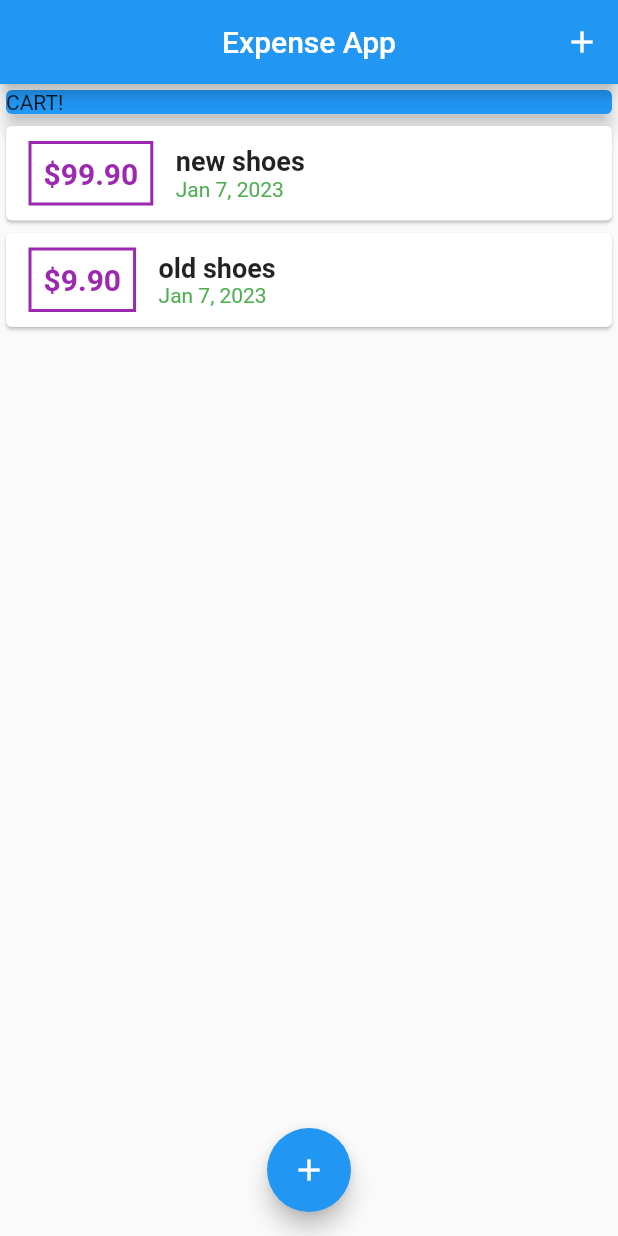
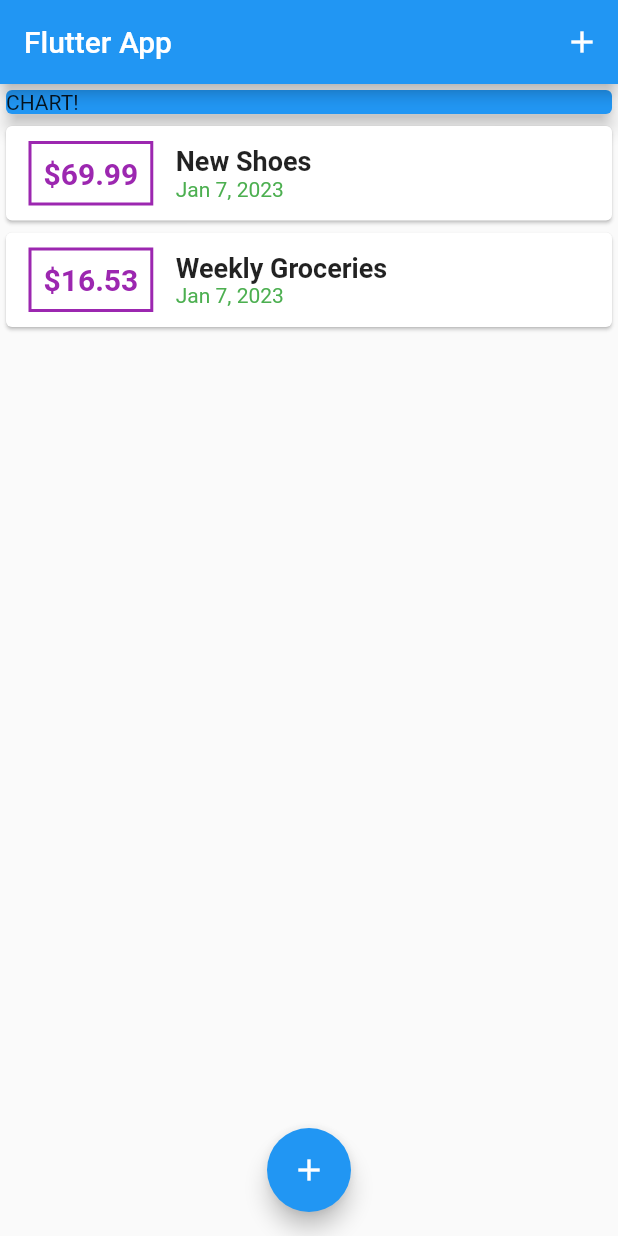
Before and after one commit to fatiq123/expense_app, a Flutter app: the screen it shows after launch, after a tap on the "add" icon, on a phone screen of 412 x 824 dp. Run offline on Flutter 3.47's test engine with Material 2 defaults, Android fonts, the phone set to English and light mode, and no system bars.

Commit message:
not working

```diff
--- a/lib/main.dart
+++ b/lib/main.dart
@@ -15,31 +15,19 @@ class MyApp extends StatefulWidget {
 }
 
 class _MyAppState extends State<MyApp> {
-  final List<Transcation> transcations = [];
-
-  // String? amountInput;
-  void _startAddNewTransaction(BuildContext context) {
-    showModalBottomSheet(
-      context: context,
-      builder: (context) {
-        return NewTransaction(_addNewTransaction);
-      },
-    );
-  }
-
   final List<Transcation> _userTransactions = [
     Transcation(
       id: 't1',
-      title: 'new shoes',
-      amount: 99.9,
+      title: 'New Shoes',
+      amount: 69.99,
       date: DateTime.now(),
     ),
     Transcation(
       id: 't2',
-      title: 'old shoes',
-      amount: 9.9,
+      title: 'Weekly Groceries',
+      amount: 16.53,
       date: DateTime.now(),
-    )
+    ),
   ];
 
   void _addNewTransaction(String txTitle, double txAmount) {
@@ -47,51 +35,61 @@ class _MyAppState extends State<MyApp> {
       title: txTitle,
       amount: txAmount,
       date: DateTime.now(),
-        id: DateTime.now().toString());
+      id: DateTime.now().toString(),
+    );
 
     setState(() {
       _userTransactions.add(newTx);
     });
   }
 
+  void _startAddNewTransaction(BuildContext ctx) {
+    showModalBottomSheet(
+      context: ctx,
+      builder: (_) {
+        return GestureDetector(
+          onTap: () {},
+          behavior: HitTestBehavior.opaque,
+          child: NewTransaction(_addNewTransaction),
+        );
+      },
+    );
+  }
+
   @override
   Widget build(BuildContext context) {
     return MaterialApp(
-      debugShowCheckedModeBanner: false,
       home: Scaffold(
         appBar: AppBar(
-          title: const Text('Expense App'),
-          centerTitle: true,
-          actions: [
+          title: const Text('Flutter App'),
+          actions: <Widget>[
             IconButton(
-              onPressed: (() {
-                _startAddNewTransaction(context);
-              }),
               icon: const Icon(Icons.add),
-            )
+              onPressed: () => _startAddNewTransaction(context),
+            ),
           ],
         ),
-        body: Column(
+        body: SingleChildScrollView(
+          child: Column(
             // mainAxisAlignment: MainAxisAlignment.start,
             crossAxisAlignment: CrossAxisAlignment.stretch,
-          children: [
+            children: <Widget>[
               Container(
                 width: double.infinity,
                 child: const Card(
                   color: Colors.blue,
-                elevation: 5.0,
-                child: Text('CART!'),
+                  elevation: 5,
+                  child: Text('CHART!'),
                 ),
               ),
               TransactionList(_userTransactions),
             ],
           ),
+        ),
         floatingActionButtonLocation: FloatingActionButtonLocation.centerFloat,
         floatingActionButton: FloatingActionButton(
-          onPressed: () {
-            _startAddNewTransaction(context);
-          },
           child: const Icon(Icons.add),
+          onPressed: () => _startAddNewTransaction(context),
         ),
       ),
     );
```
Lines whose indentation alone changed are shown as unchanged.
